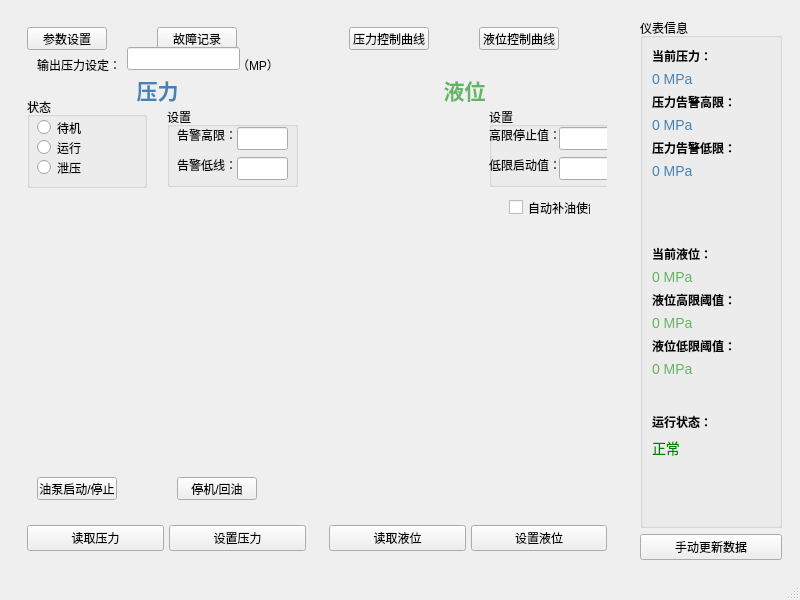
anzisheng/Dashboard, file mainwindow.ui: the form before one commit.
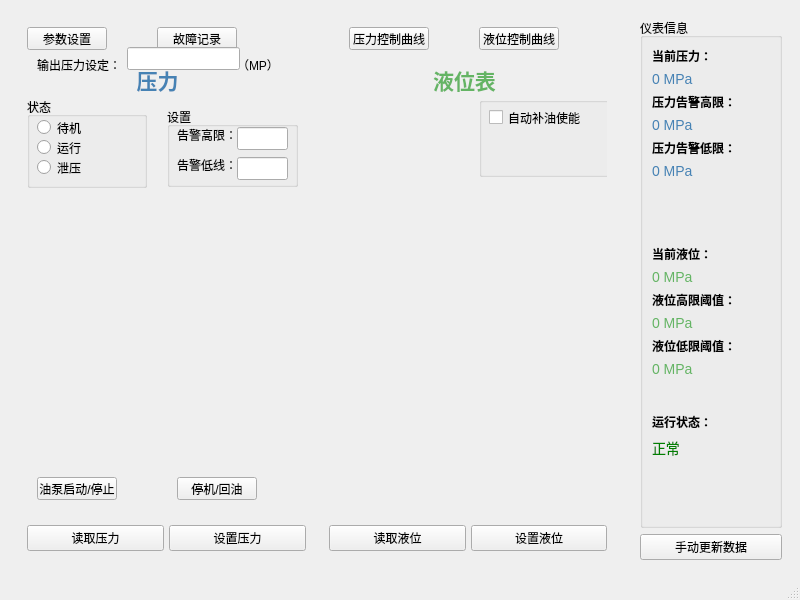
The form after the commit. Custom widgets are drawn as their Qt base class.

Commit message: 修改了一些液位表的设置

```diff
--- a/mainwindow.ui
+++ b/mainwindow.ui
@@ -41,7 +41,7 @@
                <property name="geometry">
                 <rect>
                  <x>10</x>
-                 <y>50</y>
+                 <y>40</y>
                  <width>241</width>
                  <height>26</height>
                 </rect>
@@ -302,7 +302,7 @@
                <property name="geometry">
                 <rect>
                  <x>0</x>
-                 <y>50</y>
+                 <y>40</y>
                  <width>271</width>
                  <height>26</height>
                 </rect>
@@ -317,7 +317,7 @@
                 <string notr="true">color: #64B464;</string>
                </property>
                <property name="text">
-                <string>液位</string>
+                <string>液位表</string>
                </property>
                <property name="alignment">
                 <set>Qt::AlignmentFlag::AlignCenter</set>
@@ -352,74 +352,28 @@
               <widget class="QGroupBox" name="groupBox">
                <property name="geometry">
                 <rect>
-                 <x>160</x>
-                 <y>80</y>
+                 <x>150</x>
+                 <y>70</y>
                  <width>131</width>
                  <height>80</height>
                 </rect>
                </property>
                <property name="title">
-                <string>设置</string>
+                <string/>
                </property>
-               <widget class="QLineEdit" name="lineEdit">
+               <widget class="QCheckBox" name="checkBox">
                 <property name="geometry">
                  <rect>
-                  <x>70</x>
-                  <y>20</y>
-                  <width>51</width>
-                  <height>23</height>
+                  <x>10</x>
+                  <y>10</y>
+                  <width>101</width>
+                  <height>21</height>
                  </rect>
                 </property>
-               </widget>
-               <widget class="QLabel" name="label">
-                <property name="geometry">
-                 <rect>
-                  <x>0</x>
-                  <y>20</y>
-                  <width>71</width>
-                  <height>16</height>
-                 </rect>
-                </property>
                 <property name="text">
-                 <string>高限停止值：</string>
+                 <string>自动补油使能</string>
                 </property>
                </widget>
-               <widget class="QLabel" name="label_2">
-                <property name="geometry">
-                 <rect>
-                  <x>0</x>
-                  <y>50</y>
-                  <width>71</width>
-                  <height>16</height>
-                 </rect>
-                </property>
-                <property name="text">
-                 <string>低限启动值：</string>
-                </property>
-               </widget>
-               <widget class="QLineEdit" name="lineEdit_2">
-                <property name="geometry">
-                 <rect>
-                  <x>70</x>
-                  <y>50</y>
-                  <width>51</width>
-                  <height>23</height>
-                 </rect>
-                </property>
-               </widget>
-              </widget>
-              <widget class="QCheckBox" name="checkBox">
-               <property name="geometry">
-                <rect>
-                 <x>180</x>
-                 <y>170</y>
-                 <width>82</width>
-                 <height>21</height>
-                </rect>
-               </property>
-               <property name="text">
-                <string>自动补油使能</string>
-               </property>
               </widget>
              </widget>
             </item>
```
The commit also changes 1 other file.
